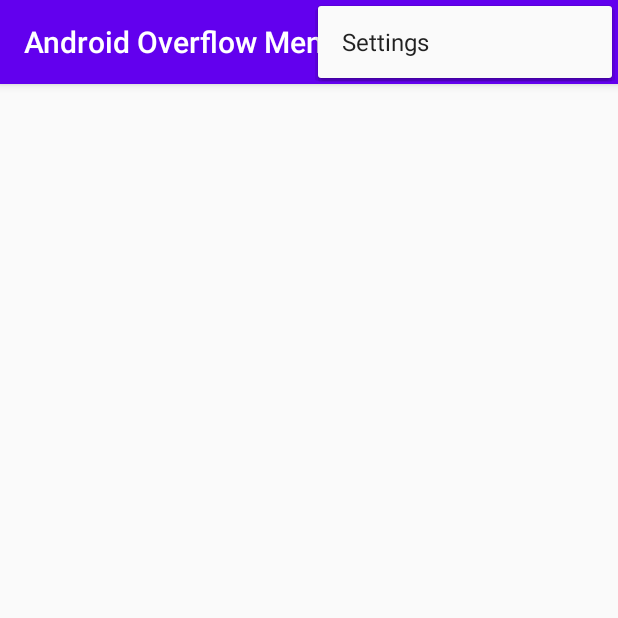
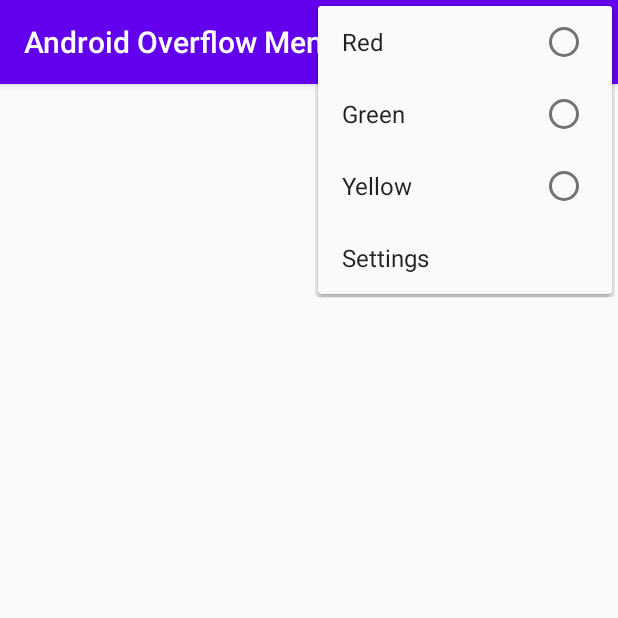
Before and after one commit to smitdesai16/android-actionbar, an Android app: the screen it shows after launch (MainActivity), with the options menu open, on a phone screen of 412 x 824 dp, the top half of it. Run offline under Robolectric (Android 15) with nearby library versions, the phone set to English and light mode, and no system bars.

Commit message:
Adding group menu

```diff
--- a/app/src/main/res/layout/activity_main.xml
+++ b/app/src/main/res/layout/activity_main.xml
@@ -2,6 +2,7 @@
 <androidx.constraintlayout.widget.ConstraintLayout xmlns:android="http://schemas.android.com/apk/res/android"
     xmlns:app="http://schemas.android.com/apk/res-auto"
     xmlns:tools="http://schemas.android.com/tools"
+    android:id="@+id/clMain"
     android:layout_width="match_parent"
     android:layout_height="match_parent"
     tools:context=".MainActivity">
--- a/app/src/main/res/menu/menu_main.xml
+++ b/app/src/main/res/menu/menu_main.xml
@@ -4,4 +4,10 @@
 
     <item android:id="@+id/menuMainSettings" android:title="Settings" android:orderInCategory="100" app:showAsAction="never" />
 
+    <group android:checkableBehavior="single">
+        <item android:id="@+id/menuMainRed" android:orderInCategory="1" app:showAsAction="never" android:title="Red" />
+        <item android:id="@+id/menuMainGreen" android:orderInCategory="2" app:showAsAction="never" android:title="Green" />
+        <item android:id="@+id/menuMainYellow" android:orderInCategory="3" app:showAsAction="never" android:title="Yellow" />
+    </group>
+
 </menu>
```
Also changed, not shown: app/src/main/java/me/creatorguy/androidoverflowmenu/MainActivity.java (+27 -0 lines).
